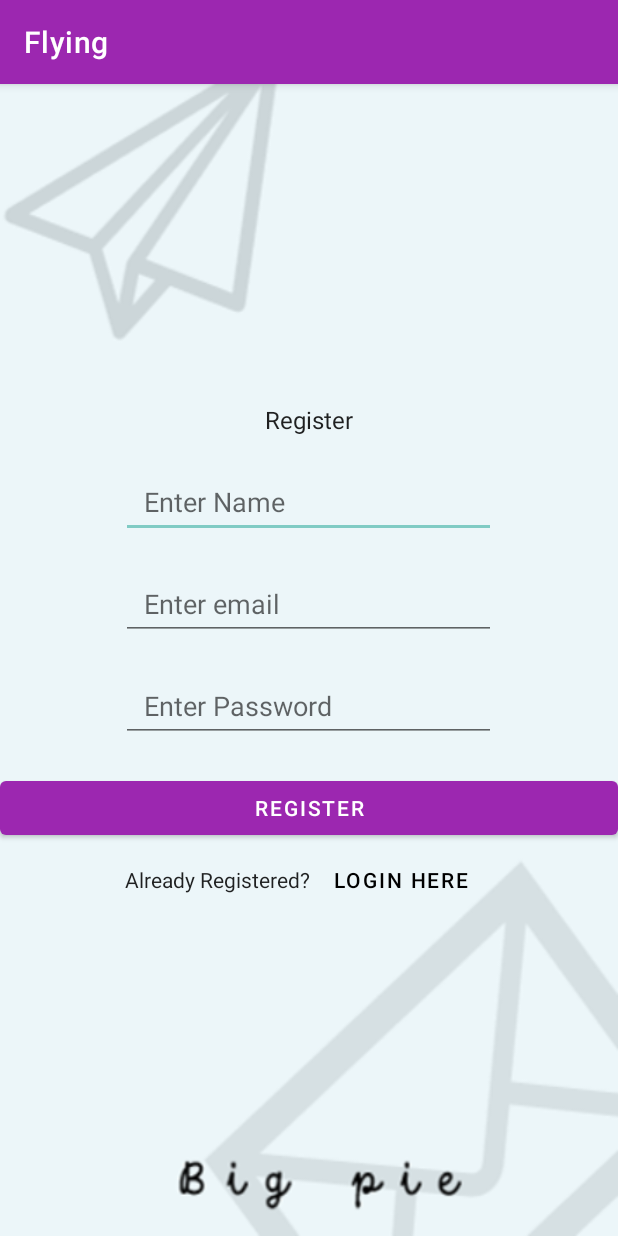
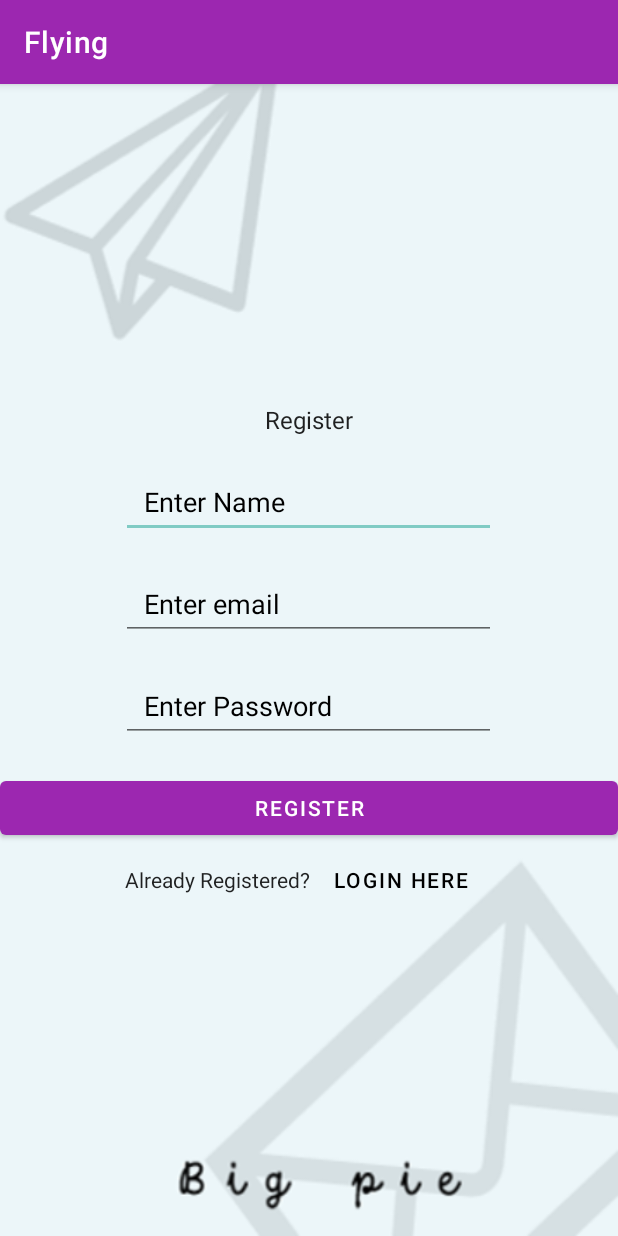
Before and after one commit to CSID-DGU/2022-1-OSSP2-Bigpie-5, an Android app: the RegisterActivity screen opened directly, with no data from a screen before it, on a phone screen of 412 x 824 dp. Run offline under Robolectric (Android 15) with nearby library versions, the light colour scheme and no system bars; our stand-ins replace Volley; network calls fail.

Commit message:
로그인 회원가입 액티비티 전환

```diff
--- a/app/build.gradle
+++ b/app/build.gradle
@@ -37,6 +37,11 @@ dependencies {
     androidTestImplementation 'androidx.test.espresso:espresso-core:3.4.0'
     implementation 'com.android.volley:volley:1.2.1'
     implementation 'com.google.code.gson:gson:2.8.9'
+    implementation 'com.squareup.okhttp3:okhttp:4.9.0'
+    //Retrofit2
+    implementation 'com.squareup.retrofit2:retrofit:2.9.0'
+    implementation 'com.squareup.retrofit2:converter-gson:2.9.0'
+    implementation 'com.squareup.okhttp3:logging-interceptor:4.9.1'
     //implementation 'com.squareup.retrofit2:retrofit2:2.1.0'
     //implementation 'com.squareup.retrofit2:converter-gson:2.9.0'
 }
--- a/app/src/main/java/kr/co/bigpie/flying/RegisterActivity.java
+++ b/app/src/main/java/kr/co/bigpie/flying/RegisterActivity.java
@@ -29,7 +29,7 @@ import java.util.HashMap;
 public class RegisterActivity extends AppCompatActivity{
     private EditText et_email, et_password;
     private Button go_login_button, registerButton;
-    final static private String URL = "http://localhost:8080/signup";
+    final static private String URL = "http://172.30.1.11:8080/signup";
     //localhost 자리에 ip 주소
 
     @Override
--- a/app/src/main/res/layout/activity_register.xml
+++ b/app/src/main/res/layout/activity_register.xml
@@ -26,6 +26,7 @@
             android:layout_height="48dp"
             android:layout_marginBottom="20dp"
             android:hint="Enter Name"
+            android:textColorHint="@color/black"
             android:inputType="text"
             android:maxLength="50"
             android:maxLines="1"
@@ -39,6 +40,7 @@
             android:layout_height="48dp"
             android:layout_marginBottom="20dp"
             android:hint="Enter email"
+            android:textColorHint="@color/black"
             android:inputType="textEmailAddress"
             android:maxLength="50"
             android:maxLines="1"
@@ -52,6 +54,7 @@
             android:layout_height="48dp"
             android:layout_marginBottom="20dp"
             android:hint="Enter Password"
+            android:textColorHint="@color/black"
             android:inputType="textPassword"
             android:maxLength="50"
             android:maxLines="1"
```
Also changed, not shown: app/src/main/java/kr/co/bigpie/flying/LoginActivity.java (+8 -4 lines), app/src/main/java/kr/co/bigpie/flying/RetrofitInterface.java (added, +25 -0 lines).
